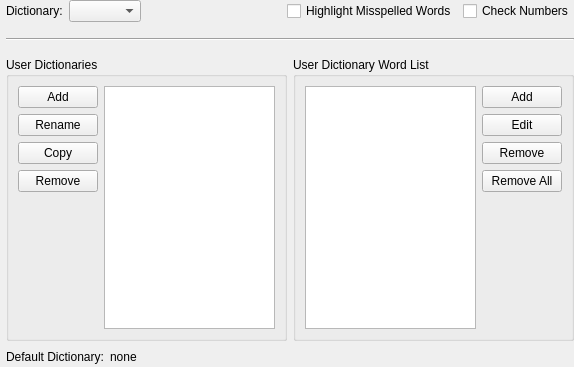
The window that src/Form_Files/PSpellCheckWidget.ui (Sigil-Ebook/Sigil) describes before a commit, drawn with Qt 5.
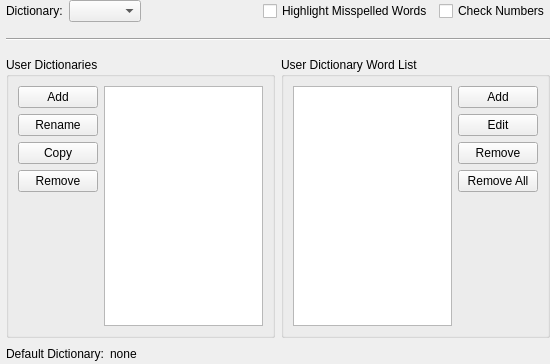
The same window after the commit.

Commit message: tweak all Preference widgets to be under 600x600

Patch:
```diff
--- a/src/Form_Files/PSpellCheckWidget.ui
+++ b/src/Form_Files/PSpellCheckWidget.ui
@@ -6,8 +6,8 @@
    <rect>
     <x>0</x>
     <y>0</y>
-    <width>574</width>
-    <height>367</height>
+    <width>550</width>
+    <height>364</height>
    </rect>
   </property>
   <property name="windowTitle">
```
Left out of the diff: 6 changed lines with no effect on the pictures. The commit also changes 6 other files.
